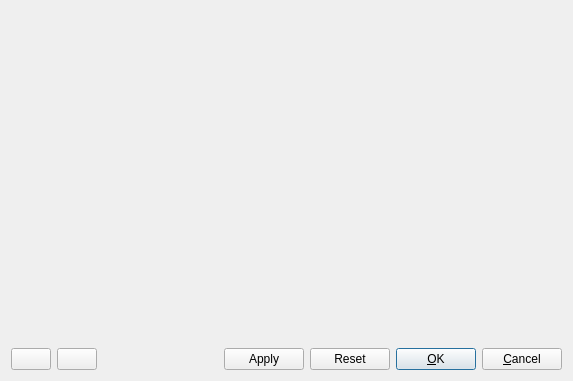
Before: the Qt Designer form Qt/Components/Resources/UI/pqProxyWidgetDialog.ui in Kitware/ParaView, drawn with Qt 5.
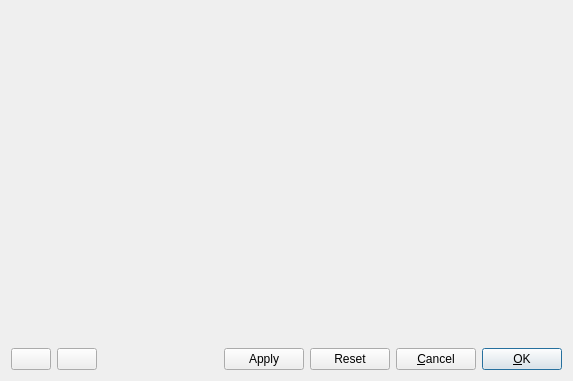
After: the same form once the commit is applied. Icons and pictures are not drawn. Custom widgets are drawn as their Qt base class.

The edit to the form file:
```diff
--- a/Qt/Components/Resources/UI/pqProxyWidgetDialog.ui
+++ b/Qt/Components/Resources/UI/pqProxyWidgetDialog.ui
@@ -115,6 +115,19 @@
         </property>
        </widget>
       </item>
+      <item>
+       <widget class="QPushButton" name="CancelButton">
+        <property name="sizePolicy">
+         <sizepolicy hsizetype="Maximum" vsizetype="Fixed">
+          <horstretch>0</horstretch>
+          <verstretch>0</verstretch>
+         </sizepolicy>
+        </property>
+        <property name="text">
+         <string>&amp;Cancel</string>
+        </property>
+       </widget>
+      </item>
       <item>
        <widget class="QPushButton" name="OKButton">
         <property name="sizePolicy">
@@ -131,19 +144,6 @@
         </property>
        </widget>
       </item>
-      <item>
-       <widget class="QPushButton" name="CancelButton">
-        <property name="sizePolicy">
-         <sizepolicy hsizetype="Maximum" vsizetype="Fixed">
-          <horstretch>0</horstretch>
-          <verstretch>0</verstretch>
-         </sizepolicy>
-        </property>
-        <property name="text">
-         <string>&amp;Cancel</string>
-        </property>
-       </widget>
-      </item>
      </layout>
     </widget>
    </item>
```
